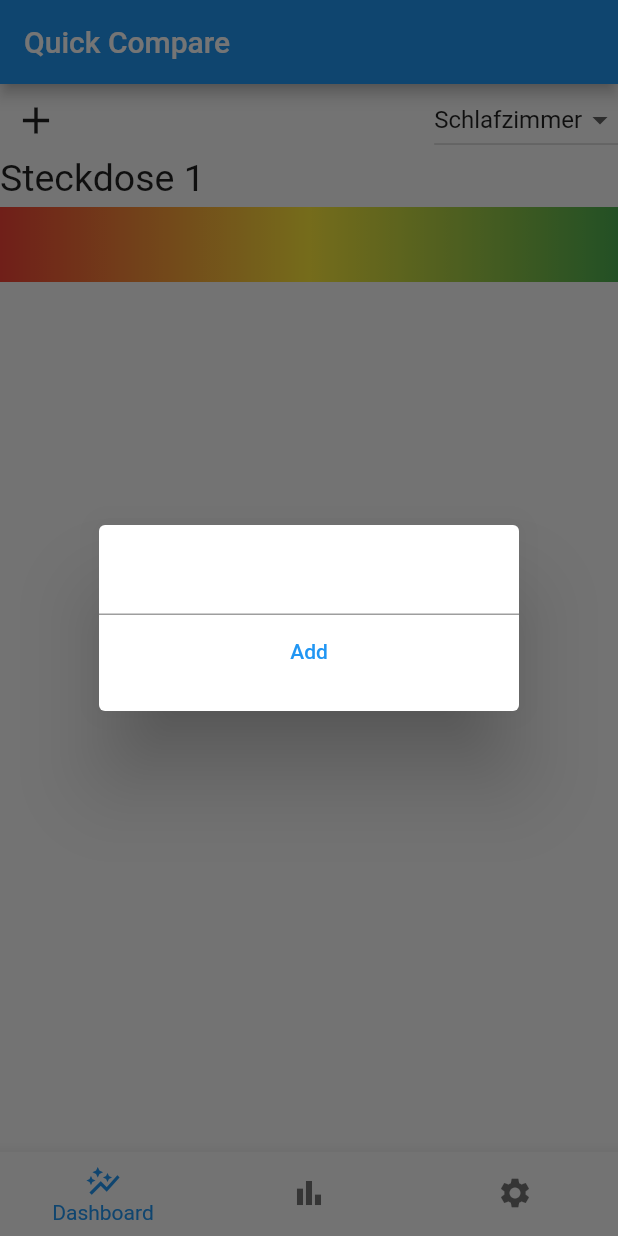
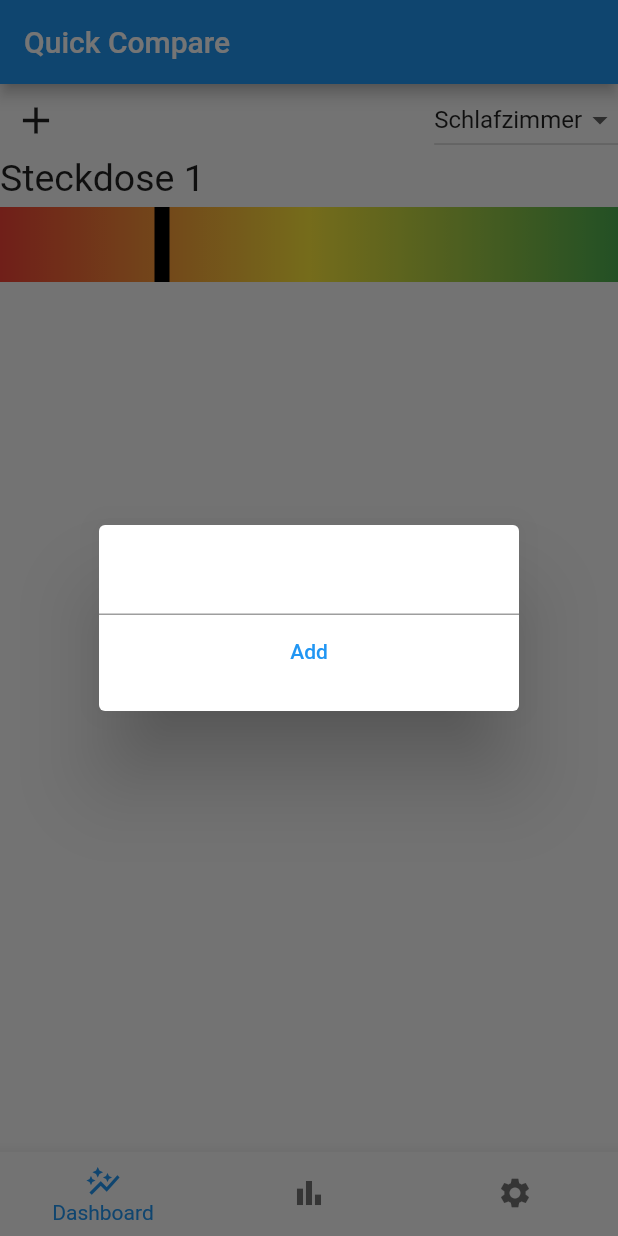
Before and after one commit to Nino678190/Quick-Compare, a Flutter app: the screen it shows after launch, after a tap on the "add" icon, on a phone screen of 412 x 824 dp. Run offline on Flutter 3.47's test engine with Material 2 defaults, Android fonts, the phone set to English and light mode, and no system bars.

Commit message:
added 'slider'

```diff
--- a/quick_compare/lib/main.dart
+++ b/quick_compare/lib/main.dart
@@ -33,10 +33,13 @@ class _QuickCompareState extends State<QuickCompare> {
   var steckdosen = [
     ["Steckdose 1"]
   ];
+  var steckdosenWerteProzent = [
+    [25]
+  ];
 
   TextEditingController steckcontroller = TextEditingController();
 
-  Widget EinStellungen() {
+  Widget Einstellungen() {
     return Column(
       children: [
         //hier kommt einstellungegn
@@ -64,7 +67,7 @@ class _QuickCompareState extends State<QuickCompare> {
     return Scaffold(
       appBar: AppBar(title: Text("Quick Compare")),
       body: navigationindex == 2
-          ? EinStellungen()
+          ? Einstellungen()
           : Column(children: <Widget>[
               Row(
                 mainAxisAlignment: MainAxisAlignment.spaceBetween,
@@ -82,7 +85,7 @@ class _QuickCompareState extends State<QuickCompare> {
                                 TextButton(
                                     onPressed: () {
                                       setState(() {
-                                        if (!steckcontroller.text.contains(new RegExp('^[a-zA-Z]*')) || steckdosen[raume.indexOf(raumwahl)].contains(steckcontroller.text) || steckcontroller.text.contains(new RegExp(r'^[ ]+$')) || steckcontroller.text==""){
+                                        if (!steckcontroller.text.contains(RegExp('^[a-zA-Z]*')) || steckdosen[raume.indexOf(raumwahl)].contains(steckcontroller.text) || steckcontroller.text.contains(RegExp(r'^[ ]+$')) || steckcontroller.text==""){
                                           steckcontroller.text="Invalid";
                                         }else{
                                           steckdosen[raume.indexOf(raumwahl)].add(steckcontroller.text);
@@ -90,13 +93,13 @@ class _QuickCompareState extends State<QuickCompare> {
                                         }
                                       });
                                     },
-                                    child: Text("Add"))
+                                    child: const Text("Add"))
                               ],
                             );
                           },
                         );
                       },
-                      icon: Icon(
+                      icon: const Icon(
                         Icons.add,
                         size: 30,
                       )),
@@ -128,7 +131,7 @@ class _QuickCompareState extends State<QuickCompare> {
                           steckdosen[raume.indexOf(raumwahl)][index],
                           style: TextStyle(fontSize: 25.0),
                         ),
-                        Divider(
+                        const Divider(
                           height: 5.0,
                           color: Colors.transparent,
                         ),
@@ -137,11 +140,12 @@ class _QuickCompareState extends State<QuickCompare> {
                             mainAxisAlignment: MainAxisAlignment.spaceAround,
                             crossAxisAlignment: CrossAxisAlignment.start,
                             children: [
+                              Stack(
+                                children: [
                                   Container(
-                                child: Text(""),
                                     width: MediaQuery.of(context).size.width,
                                     height: 50,
-                                decoration: BoxDecoration(
+                                    decoration: const BoxDecoration(
                                       gradient: LinearGradient(
                                         begin: Alignment.centerLeft,
                                         colors: [
@@ -152,11 +156,27 @@ class _QuickCompareState extends State<QuickCompare> {
                                         end: Alignment.centerRight,
                                       ),
                                     ),
+                                    child: const Text(""),
                                   ),
+                                  Positioned(
+                                    top: 0,
+                                    left: MediaQuery.of(context).size.width/(100/steckdosenWerteProzent[0][0]),
+                                    child: Container(
+                                      width: 10,
+                                      height: 50,
+                                      color: Colors.black,
+                                    ),
+                                  )
+                                ],
+                              )
+                              //////
+
+
+
                             ],
                           ),
                         ]),
-                        Divider(
+                        const Divider(
                           height: 40.0,
                           color: Colors.transparent,
                         ),
```
Lines whose indentation alone changed are shown as unchanged.
